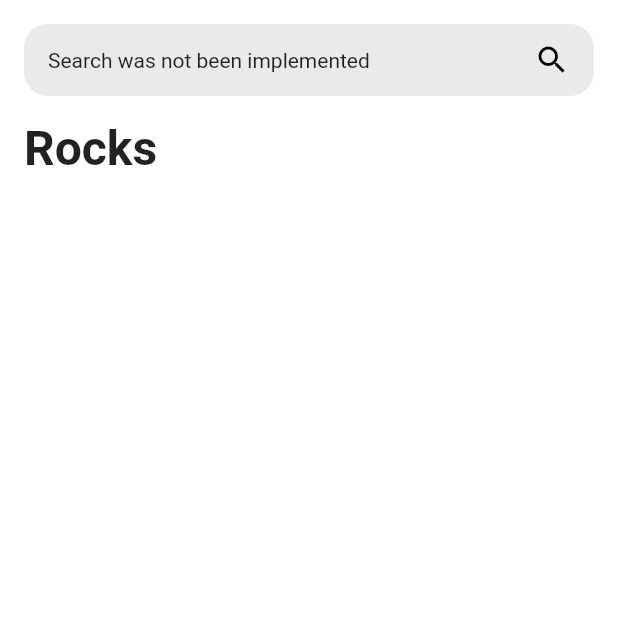
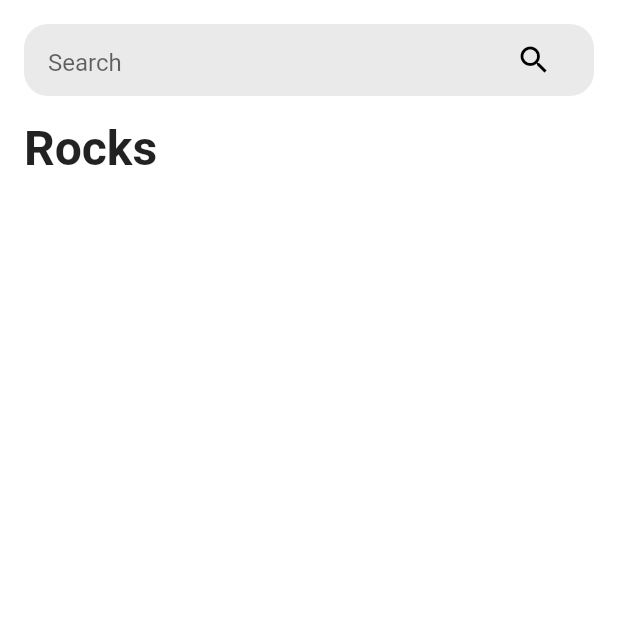
Before and after one commit to aspirity-inc/stolby-flutter, a Flutter app: the RocksPageContent screen opened directly, on a phone screen of 412 x 824 dp, the top half of it. Run offline on Flutter 3.47's test engine with Material 2 defaults, Android fonts, the phone set to English and light mode, and no system bars; our stand-ins replace auto_route, bloc, community_material_icon, dartz, drift, flutter_bloc and 8 more; missing offline and left inert: maps_launcher; accounts and stored records are empty; generated files the repository leaves out were written again.

Commit message:
KS-129/Added rocks filter, also fixed some issues

```diff
--- a/lib/application/rock_list/rock_list_bloc.dart
+++ b/lib/application/rock_list/rock_list_bloc.dart
@@ -31,9 +31,7 @@ class RockListBloc extends Bloc<RockListEvent, RockListState> {
             );
           },
           searchStringChanged: (e) async {
-            e.searchString.length >= 3
-                ? add(const RockListEvent.filtered())
-                : null;
+            _searchStringChanged(e.searchString);
             emit(state.copyWith(searchString: e.searchString));
           },
           sorted: (e) {
@@ -94,7 +92,9 @@ class RockListBloc extends Bloc<RockListEvent, RockListState> {
   ) =>
       list
           .where(
-            (element) => element.localizedName.contains(filter),
+            (element) => element.localizedName
+                .toLowerCase()
+                .contains(filter.toLowerCase()),
           )
           .toList();
 
@@ -106,4 +106,9 @@ class RockListBloc extends Bloc<RockListEvent, RockListState> {
       ),
     );
   }
+
+  void _searchStringChanged(String str) {
+    str.length >= 3 ? add(const RockListEvent.filtered()) : null;
+    str == '' ? add(const RockListEvent.searchLineCleared()) : null;
+  }
 }
--- a/lib/presentation/core/themes/light_theme.dart
+++ b/lib/presentation/core/themes/light_theme.dart
@@ -11,7 +11,7 @@ final ThemeData lightTheme = ThemeData(
   ),
   scaffoldBackgroundColor: Colors.white,
   iconTheme: const IconThemeData(
-    color: Colors.white,
+    color: Colors.black,
   ),
   textTheme: const TextTheme(
     bodyText1: TextStyle(color: Colors.white),
--- a/lib/presentation/detailed_rock_page/widgets/add_marker_button.dart
+++ b/lib/presentation/detailed_rock_page/widgets/add_marker_button.dart
@@ -36,6 +36,7 @@ class AddMarkerButton extends StatelessWidget {
               children: [
                 const Icon(
                   Icons.location_on,
+                  color: Colors.white,
                 ),
                 const SizedBox(
                   width: 8,
--- a/lib/presentation/detailed_rock_page/widgets/distance_to_rock.dart
+++ b/lib/presentation/detailed_rock_page/widgets/distance_to_rock.dart
@@ -24,10 +24,10 @@ class DistanceToRock extends StatelessWidget {
 
     return Column(
       children: [
-        const Icon(
+        Icon(
           CommunityMaterialIcons.map_marker_distance,
-          color: Colors.black,
           size: 36,
+          color: Theme.of(context).colorScheme.onBackground,
         ),
         SizedBox(
           height: distance != null ? 8 : 16,
@@ -40,7 +40,6 @@ class DistanceToRock extends StatelessWidget {
           style: const TextStyle(
             fontSize: 32,
             fontWeight: FontWeight.w700,
-            color: Colors.black,
           ),
         ),
         Text(
--- a/lib/presentation/detailed_rock_page/widgets/rock_elevation.dart
+++ b/lib/presentation/detailed_rock_page/widgets/rock_elevation.dart
@@ -15,10 +15,10 @@ class RockElevation extends StatelessWidget {
 
     return Column(
       children: [
-        const Icon(
+        Icon(
           Icons.trending_up,
-          color: Colors.black,
           size: 36,
+          color: Theme.of(context).colorScheme.onBackground,
         ),
         const SizedBox(
           height: 8,
@@ -28,7 +28,6 @@ class RockElevation extends StatelessWidget {
           style: const TextStyle(
             fontSize: 32,
             fontWeight: FontWeight.bold,
-            color: Colors.black,
           ),
         ),
         Text(
@@ -36,7 +35,6 @@ class RockElevation extends StatelessWidget {
           style: const TextStyle(
             fontSize: 16,
             fontWeight: FontWeight.w400,
-            color: Colors.black,
           ),
         ),
       ],
--- a/lib/presentation/detailed_rock_page/widgets/rock_info_row.dart
+++ b/lib/presentation/detailed_rock_page/widgets/rock_info_row.dart
@@ -27,6 +27,7 @@ class RockInfoRow extends StatelessWidget {
         RockCoordinates(
           latitude: rock.latitude,
           longitude: rock.longitude,
+          localizedName: rock.localizedName,
         ),
       ],
     );
--- a/lib/presentation/rocks_page/widgets/rock_list_search_field.dart
+++ b/lib/presentation/rocks_page/widgets/rock_list_search_field.dart
@@ -1,10 +1,18 @@
+import 'package:flutter/cupertino.dart';
 import 'package:flutter/material.dart';
+import 'package:flutter_bloc/flutter_bloc.dart';
+import 'package:flutter_gen/gen_l10n/app_localizations.dart';
+import 'package:stolby_flutter/application/rock_list/rock_list_bloc.dart';
 
 class RockListSearchField extends StatelessWidget {
   const RockListSearchField({Key? key}) : super(key: key);
 
   @override
   Widget build(BuildContext context) {
+    final localization = AppLocalizations.of(context)!;
+
+    return BlocBuilder<RockListBloc, RockListState>(
+      builder: (context, state) {
         return Container(
           margin: const EdgeInsets.all(16),
           padding: const EdgeInsets.symmetric(
@@ -16,19 +24,32 @@ class RockListSearchField extends StatelessWidget {
             color: const Color(0xFFEAEAEA),
             borderRadius: BorderRadius.circular(16),
           ),
-      child: Row(
-        children: const [
-          Text("Search was not been implemented"),
-          Expanded(
-            child: SizedBox(),
+          child: TextFormField(
+            onChanged: (value) => context.read<RockListBloc>().add(
+                  RockListEvent.searchStringChanged(
+                    searchString: value,
                   ),
-          Icon(
+                ),
+            initialValue: '',
+            decoration: InputDecoration(
+              contentPadding: EdgeInsets.zero,
+              hintText: localization.search_toolbar_hint,
+              focusedBorder: InputBorder.none,
+              disabledBorder: InputBorder.none,
+              enabledBorder: InputBorder.none,
+              hintStyle: const TextStyle(
+                fontSize: 16,
+                fontWeight: FontWeight.w400,
+              ),
+              suffixIcon: const Icon(
                 Icons.search,
                 color: Colors.black,
                 size: 24,
               ),
-        ],
             ),
+          ),
+        );
+      },
     );
   }
 }
--- a/lib/presentation/setting_page/widgets/about_app_button.dart
+++ b/lib/presentation/setting_page/widgets/about_app_button.dart
@@ -37,9 +37,9 @@ class AboutAppButton extends StatelessWidget {
                 ),
               ],
             ),
-            const Icon(
+            Icon(
               Icons.info_outline,
-              color: Colors.black,
+              color: Theme.of(context).colorScheme.onBackground,
             ),
           ],
         ),
--- a/lib/presentation/setting_page/widgets/feedback_button.dart
+++ b/lib/presentation/setting_page/widgets/feedback_button.dart
@@ -37,9 +37,9 @@ class FeedbackButton extends StatelessWidget {
                 ),
               ],
             ),
-            const Icon(
+            Icon(
               CommunityMaterialIcons.comment_text_outline,
-              color: Colors.black,
+              color: Theme.of(context).colorScheme.onBackground,
             ),
           ],
         ),
--- a/lib/presentation/setting_page/widgets/rate_app_button.dart
+++ b/lib/presentation/setting_page/widgets/rate_app_button.dart
@@ -27,9 +27,9 @@ class RateAppButton extends StatelessWidget {
                 fontWeight: FontWeight.w700,
               ),
             ),
-            const Icon(
+            Icon(
               Icons.thumb_up_outlined,
-              color: Colors.black,
+              color: Theme.of(context).colorScheme.onBackground,
             ),
           ],
         ),
--- a/lib/presentation/detailed_rock_page/widgets/detailed_rock_appbar.dart
+++ b/lib/presentation/widgets/detailed_rock_appbar.dart
@@ -16,10 +16,10 @@ class DetailedRockAppbar extends StatelessWidget
     return AppBar(
       leading: IconButton(
         onPressed: () => context.router.pop(),
-        icon: const Icon(
+        icon: Icon(
           Icons.arrow_back_sharp,
           size: 24,
-          color: Colors.black,
+          color: Theme.of(context).colorScheme.onBackground,
         ),
       ),
       backgroundColor: Colors.transparent,
@@ -44,6 +44,7 @@ class DetailedRockAppbar extends StatelessWidget
                     style: const TextStyle(
                       fontSize: 16,
                       fontWeight: FontWeight.w700,
+                      color: Colors.white,
                     ),
                   ),
                 ),
--- a/pubspec.yaml
+++ b/pubspec.yaml
@@ -20,6 +20,7 @@ dependencies:
 
   # Routing
   auto_route: ^3.0.4
+  url_launcher: ^6.0.9
 
   # Dependency Injection
   get_it: ^7.2.0
@@ -50,6 +51,7 @@ dependencies:
   # mapbox_gl: ^0.13.0
   location: ^4.3.0
   latlong2: ^0.8.1
+  maps_launcher: ^2.0.1
 
   # UI Widgets
   flutter_svg: ^0.23.0+1
```
Also changed, not shown: lib/presentation/detailed_rock_page/widgets/detailed_rock_page_content.dart (+9 -3 lines), lib/presentation/detailed_rock_page/widgets/rock_coordinates.dart (+13 -3 lines), lib/presentation/rock_view_image_page/rock_view_image_page.dart (added, +28 -0 lines), lib/presentation/routing/router.dart (+7 -0 lines), lib/presentation/routing/router.gr.dart, pubspec.lock. Lines whose indentation alone changed are shown as unchanged.
